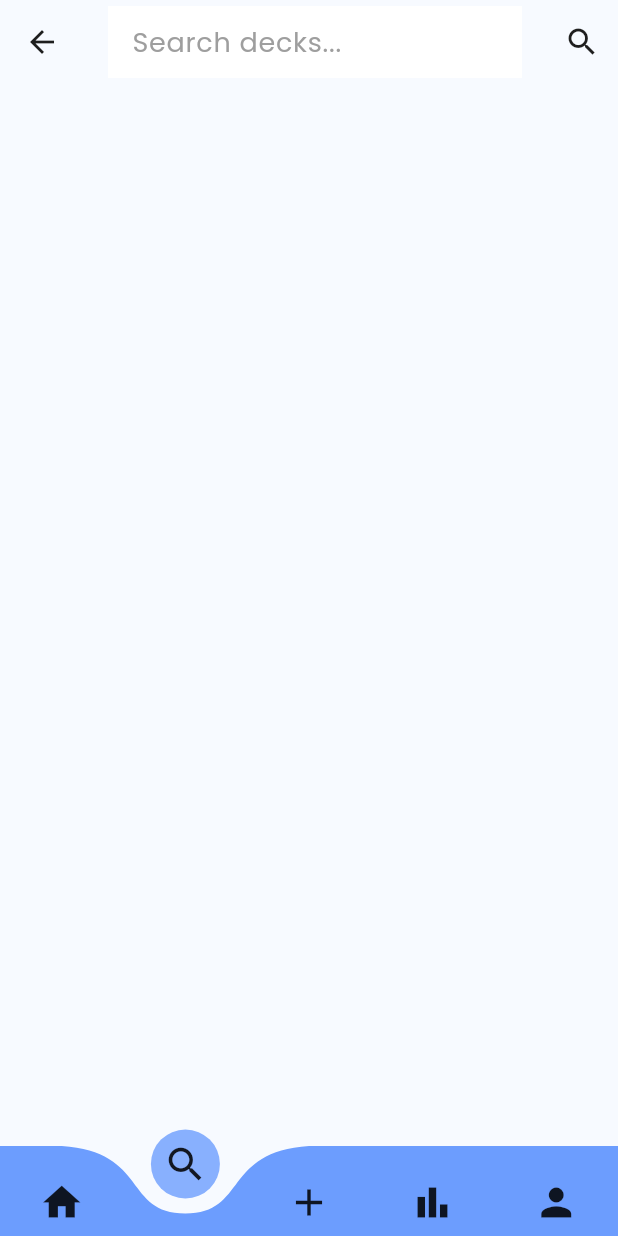
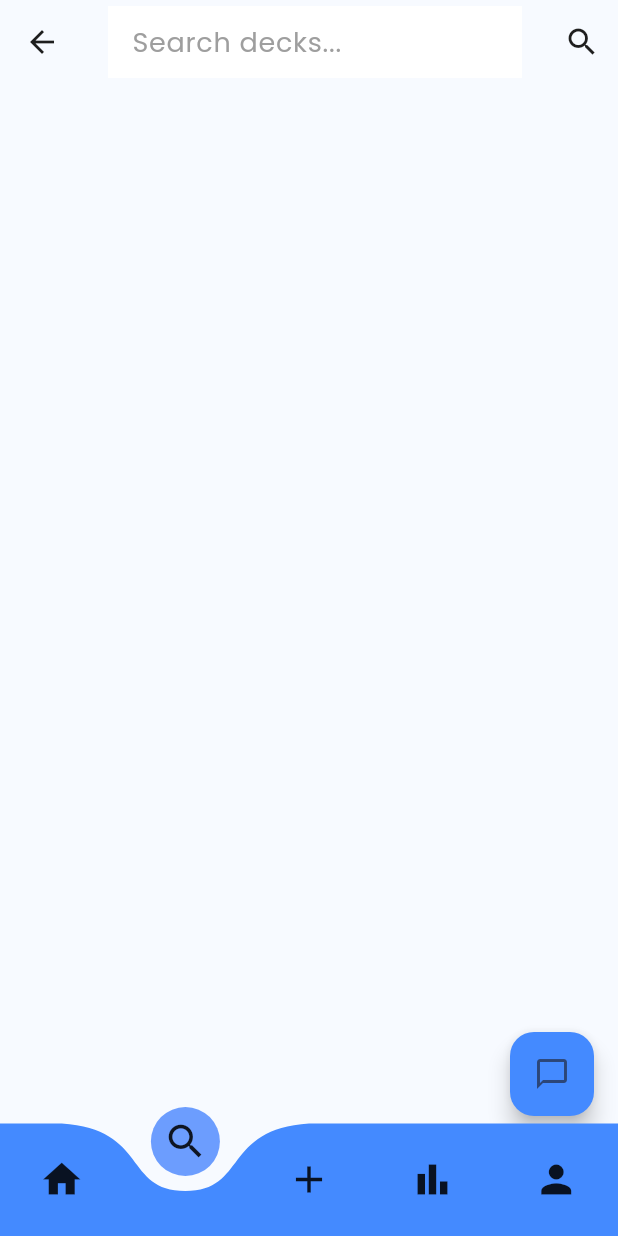
Before and after one commit to AsmiAd/BrainBoost, a Flutter app: the MainScreen screen opened by its route, item 2 of the bottom bar chosen, on a phone screen of 412 x 824 dp. Run offline on Flutter 3.47's test engine with Material 3 defaults, Android fonts, the phone set to English and light mode, and no system bars; drawn by our look-alikes of curved_navigation_bar; our stand-ins replace cloud_firestore, community_charts_flutter, firebase_auth, firebase_core, firebase_storage, flutter_riverpod and 6 more; accounts and stored records are empty; network calls fail.

Commit message:
chat support finished

```diff
--- a/lib/app_routes.dart
+++ b/lib/app_routes.dart
@@ -1,3 +1,4 @@
+import 'package:brain_boost/screens/chat/gemini_chat_screen.dart';
 import 'package:brain_boost/screens/notifications/notification_screen.dart';
 import 'package:brain_boost/screens/profile/feedback_screen.dart';
 import 'package:brain_boost/screens/profile/help_screen.dart';
@@ -47,6 +48,9 @@ class AppRoutes {
         return MaterialPageRoute(builder: (_) => const FeedbackScreen());
       case '/help':
         return MaterialPageRoute(builder: (_) => const HelpScreen());
+        case '/gemini':
+  return MaterialPageRoute(builder: (_) => const GeminiChatScreen());
+
       case '/flash_mode': {
   final args = settings.arguments as Map<String, dynamic>;
   final deckTitle = args['deckTitle'] as String;
--- a/lib/screens/nav/main_screen.dart
+++ b/lib/screens/nav/main_screen.dart
@@ -1,11 +1,13 @@
+// lib/screens/main_screen.dart
+import 'package:brain_boost/core/constants/app_colors.dart' show AppColors;
 import 'package:brain_boost/screens/add/add_screen.dart';
 import 'package:brain_boost/screens/home/home_screen.dart';
-import 'package:brain_boost/screens/profile/profile_screen.dart';
+import 'package:brain_boost/screens/profile/profile_screen.dart' show ProfileScreen;
 import 'package:brain_boost/screens/search/search_screen.dart';
 import 'package:brain_boost/screens/statistic/statistic_screen.dart';
 import 'package:curved_navigation_bar/curved_navigation_bar.dart';
 import 'package:flutter/material.dart';
-import 'package:brain_boost/core/constants/app_colors.dart';
+import 'package:brain_boost/widgets/chat_support_button.dart';
 
 class MainScreen extends StatefulWidget {
   const MainScreen({super.key});
@@ -15,49 +17,59 @@ class MainScreen extends StatefulWidget {
 }
 
 class _MainScreenState extends State<MainScreen> {
+  int _selectedIndex = 0;
 
-  final List<Widget> _screens = [
+  final List<Widget> _pages =  [
     HomeScreen(),
     SearchScreen(),
-    AddScreen(onDeckCreated: (deck) {
-    }),
+    AddScreen(onDeckCreated: (deck){}),
+
     StatisticScreen(),
+
     ProfileScreen(),
   ];
-
-  final List<IconData> _navIcons = [
+    final List<IconData> _navIcons = [
     Icons.home,
     Icons.search,
     Icons.add,
     Icons.bar_chart,
     Icons.person,
   ];
+  int _currentIndex = 0;
 
-  int _currentIndex = 0;
+  void _onItemTapped(int index) {
+    setState(() {
+      _selectedIndex = index;
+    });
+  }
 
   @override
   Widget build(BuildContext context) {
     return Scaffold(
       extendBody: true,
-      body: _screens[_currentIndex],
-      bottomNavigationBar: _buildCurvedNavBar(),
-    );
-  }
+      body: Stack(
+        children: [
+          _pages[_selectedIndex], // ✅ current screen
+          const ChatSupportButton(), // ✅ chat floating button
+        ],
+      ),
+      bottomNavigationBar: CurvedNavigationBar(
+        backgroundColor: Colors.transparent,
+        color: Colors.blueAccent,
+        buttonBackgroundColor: AppColors.primary,
+        animationCurve: Curves.easeInOut,
+        animationDuration: const Duration(milliseconds: 300),
+        items: const <Widget>[
+          Icon(Icons.home, size: 30),
 
-  Widget _buildCurvedNavBar() {
-    return Theme(
-      data: Theme.of(context).copyWith(
-        canvasColor: Colors.transparent,
-      ),
-      child: CurvedNavigationBar(
-        index: _currentIndex,
-        height: 60,
-        color: AppColors.primary,
-        buttonBackgroundColor: AppColors.primary.withOpacity(0.8),
-        backgroundColor: Colors.transparent,
-        animationDuration: const Duration(milliseconds: 300),
-        items: _navIcons.map((icon) => Icon(icon, size: 30)).toList(),
-        onTap: (index) => setState(() => _currentIndex = index),
+          Icon(Icons.search,size:30),
+
+          Icon(Icons.add,size:30),
+          Icon(Icons.bar_chart, size: 30),
+          Icon(Icons.person, size: 30),
+        ],
+        index: _selectedIndex,
+        onTap: _onItemTapped,
       ),
     );
   }
--- /dev/null
+++ b/lib/widgets/chat_support_button.dart
@@ -0,0 +1,25 @@
+// lib/widgets/chat_support_button.dart
+import 'package:flutter/material.dart';
+import 'package:brain_boost/screens/chat/gemini_chat_screen.dart';
+
+class ChatSupportButton extends StatelessWidget {
+  const ChatSupportButton({super.key});
+
+  @override
+  Widget build(BuildContext context) {
+    return Positioned(
+      bottom: 80,
+      right: 16,
+      child: FloatingActionButton(
+        backgroundColor: Colors.blueAccent,
+        onPressed: () {
+          Navigator.push(
+            context,
+            MaterialPageRoute(builder: (context) => const GeminiChatScreen()),
+          );
+        },
+        child: const Icon(Icons.chat_bubble_outline),
+      ),
+    );
+  }
+}
--- a/pubspec.yaml
+++ b/pubspec.yaml
@@ -55,7 +55,7 @@ dependencies:
   hive_flutter: ^1.1.0
   image_picker: ^1.1.2
 
-  http: ^1.2.0
+  http: ^1.4.0
   lottie: ^3.3.1
 
 
```
Also changed, not shown: lib/screens/chat/gemini_chat_screen.dart (added, +135 -0 lines), lib/screens/home/home_screen.dart (+8 -0 lines), lib/screens/profile/profile_screen.dart (+9 -0 lines), lib/services/gemini_service.dart (added, +34 -0 lines).
